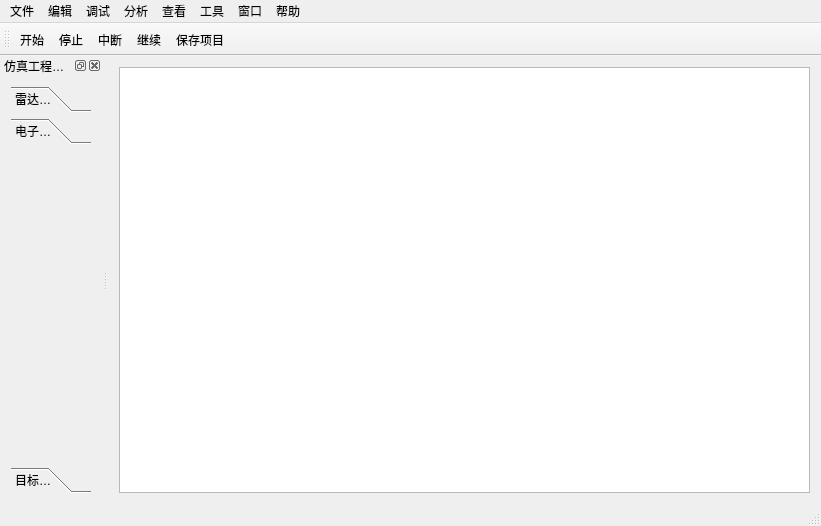
The window that prototype_v0906/Main/mainwindow.ui (Tangzixia/Digital-Prototype) describes before a commit, drawn with Qt 5.
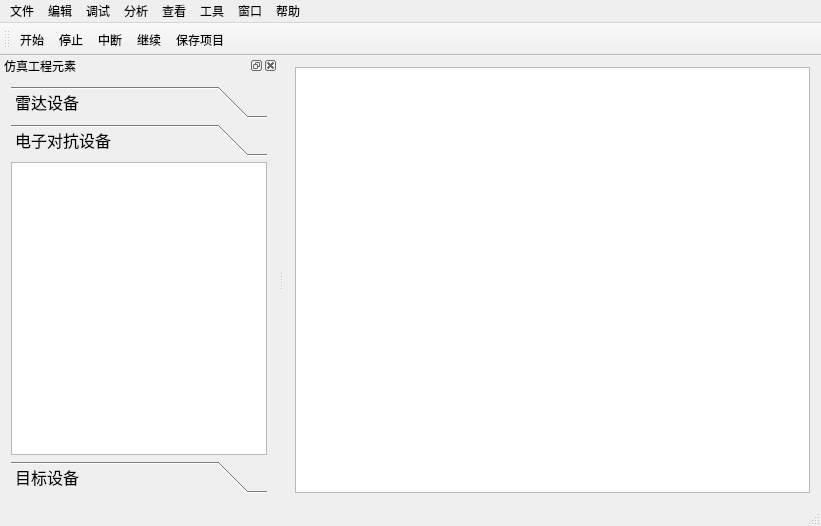
The same window after the commit. The open tabs and pages were chosen to show the change. Icons and pictures are not drawn.

Commit message: 1.添加了菜单栏关闭打开左侧组件栏的菜单项（设置->组件栏下） 2.修改了工程打开界面左侧组件栏的UI

```diff
--- a/prototype_v0906/Main/mainwindow.ui
+++ b/prototype_v0906/Main/mainwindow.ui
@@ -143,11 +143,20 @@
    <widget class="QWidget" name="dockWidgetContents">
     <layout class="QGridLayout" name="gridLayout">
      <item row="0" column="0">
-      <widget class="QToolBox" name="toolBox">
+      <widget class="QToolBox" name="toolBox_left">
+       <property name="font">
+        <font>
+         <family>黑体</family>
+         <pointsize>12</pointsize>
+        </font>
+       </property>
        <property name="currentIndex">
         <number>0</number>
        </property>
-       <widget class="QWidget" name="radar">
+       <property name="tabSpacing">
+        <number>6</number>
+       </property>
+       <widget class="QWidget" name="page_radar">
         <property name="geometry">
          <rect>
           <x>0</x>
@@ -165,13 +174,33 @@
          <rect>
           <x>0</x>
           <y>0</y>
-          <width>80</width>
-          <height>345</height>
+          <width>278</width>
+          <height>301</height>
          </rect>
         </property>
         <attribute name="label">
          <string>电子对抗设备</string>
         </attribute>
+        <layout class="QGridLayout" name="gridLayout_4">
+         <property name="leftMargin">
+          <number>0</number>
+         </property>
+         <property name="topMargin">
+          <number>0</number>
+         </property>
+         <property name="rightMargin">
+          <number>0</number>
+         </property>
+         <property name="bottomMargin">
+          <number>0</number>
+         </property>
+         <property name="spacing">
+          <number>0</number>
+         </property>
+         <item row="0" column="0">
+          <widget class="QListWidget" name="listWidget_ecm"/>
+         </item>
+        </layout>
        </widget>
        <widget class="QWidget" name="object">
         <property name="geometry">
```
Left out of the diff: 75 changed lines with no effect on the pictures. The commit also changes 7 other files.
